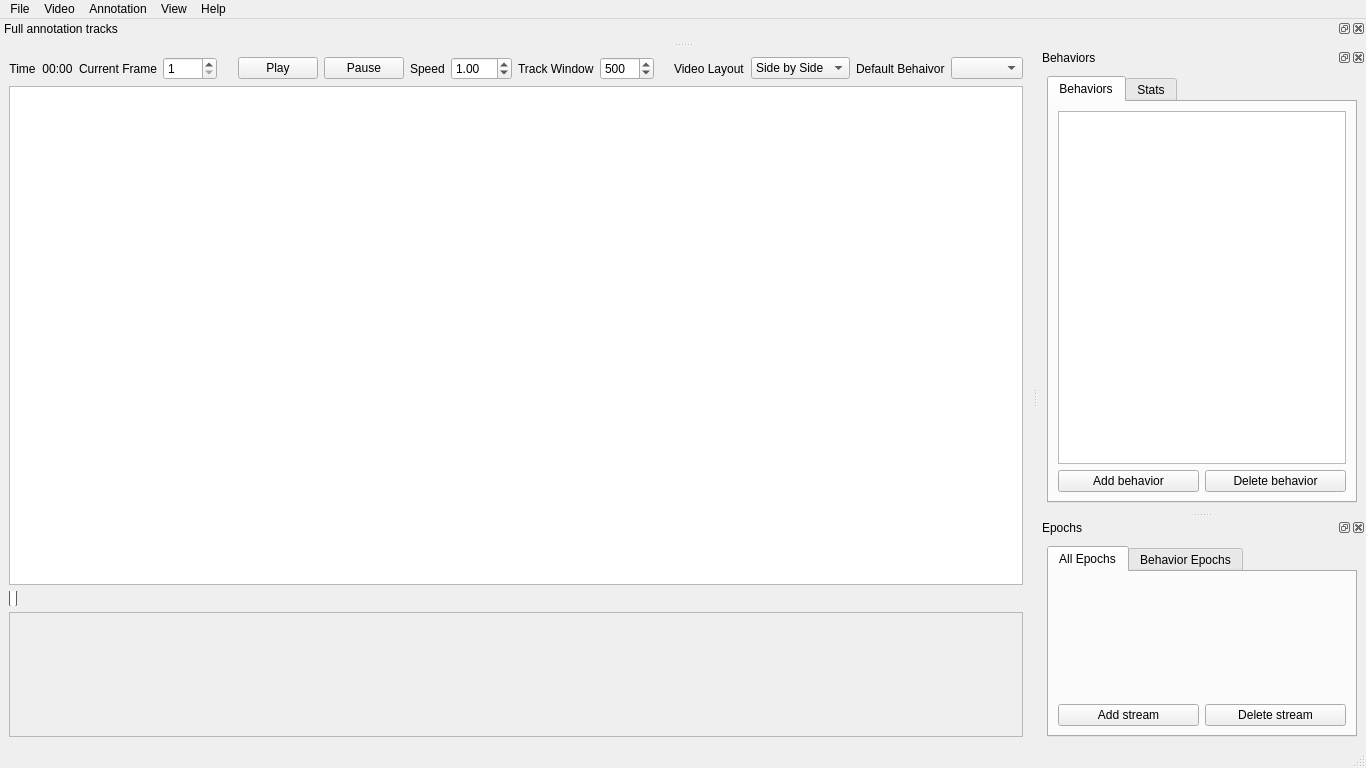
Qt form main-window.ui (hsingchien/Bannotator) before a commit.
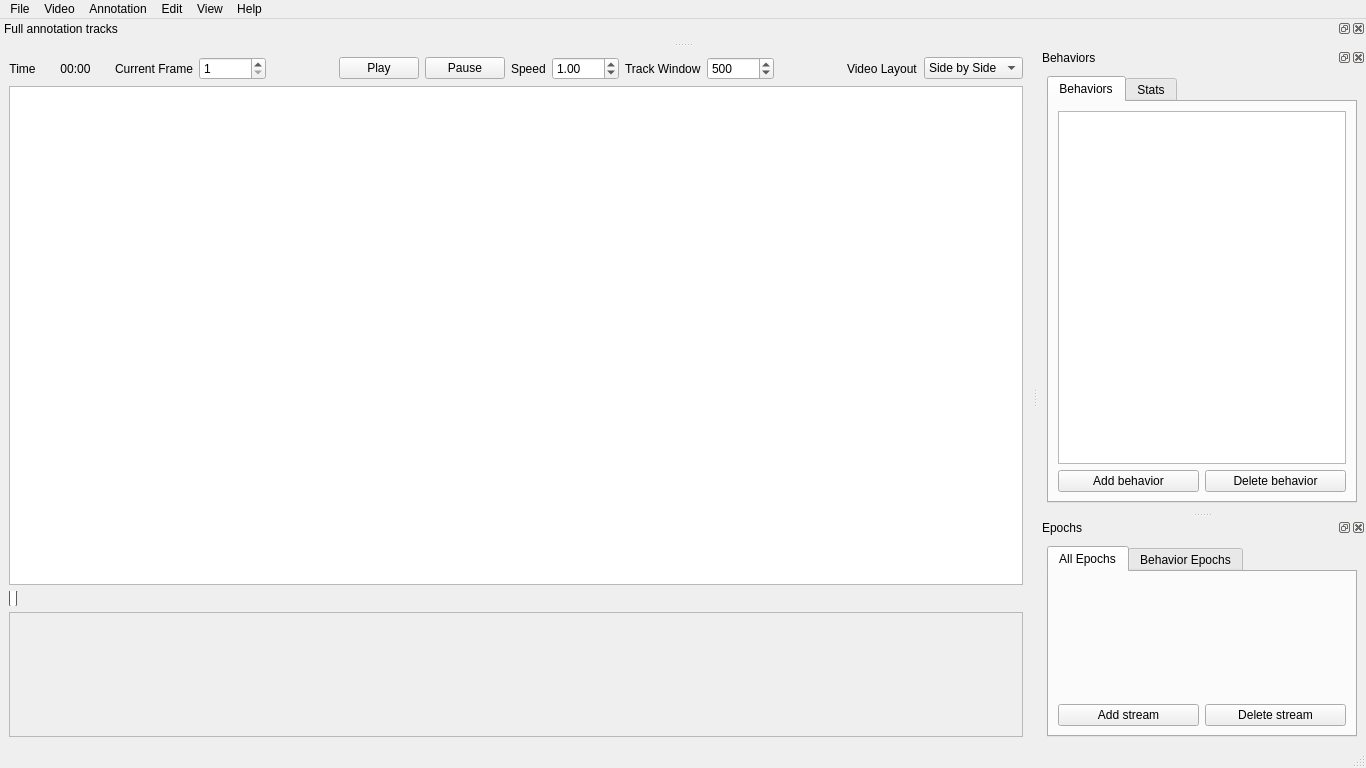
The same form after that commit. Custom widgets are drawn as their Qt base class.

Commit message: develop ui features

```diff
--- a/main-window.ui
+++ b/main-window.ui
@@ -24,7 +24,7 @@
     <item>
      <layout class="QVBoxLayout" name="display_layout" stretch="1,16,0,4">
       <item>
-       <layout class="QHBoxLayout" name="horizontalLayout_12" stretch="0,1,0,1,1,0,0,0,1,0,1,1,0,1,0,0">
+       <layout class="QHBoxLayout" name="horizontalLayout_12" stretch="0,1,0,1,1,0,0,0,1,0,1,1,0,1">
         <item>
          <widget class="QLabel" name="label_4">
           <property name="text">
@@ -178,16 +178,6 @@
           </item>
          </widget>
         </item>
-        <item>
-         <widget class="QLabel" name="label_6">
-          <property name="text">
-           <string>Default Behaivor</string>
-          </property>
-         </widget>
-        </item>
-        <item>
-         <widget class="QComboBox" name="comboBox"/>
-        </item>
        </layout>
       </item>
       <item>
@@ -320,9 +310,16 @@
     <addaction name="separator"/>
     <addaction name="actionTrack_epoch"/>
    </widget>
+   <widget class="QMenu" name="menuEdit">
+    <property name="title">
+     <string>Edit</string>
+    </property>
+    <addaction name="actionMerge_behavior"/>
+   </widget>
    <addaction name="menuFile"/>
    <addaction name="menuVideo"/>
    <addaction name="menuAnnotation"/>
+   <addaction name="menuEdit"/>
    <addaction name="menuWindows"/>
    <addaction name="menuHelp"/>
   </widget>
```
Left out of the diff: 5 changed lines with no effect on the pictures.
